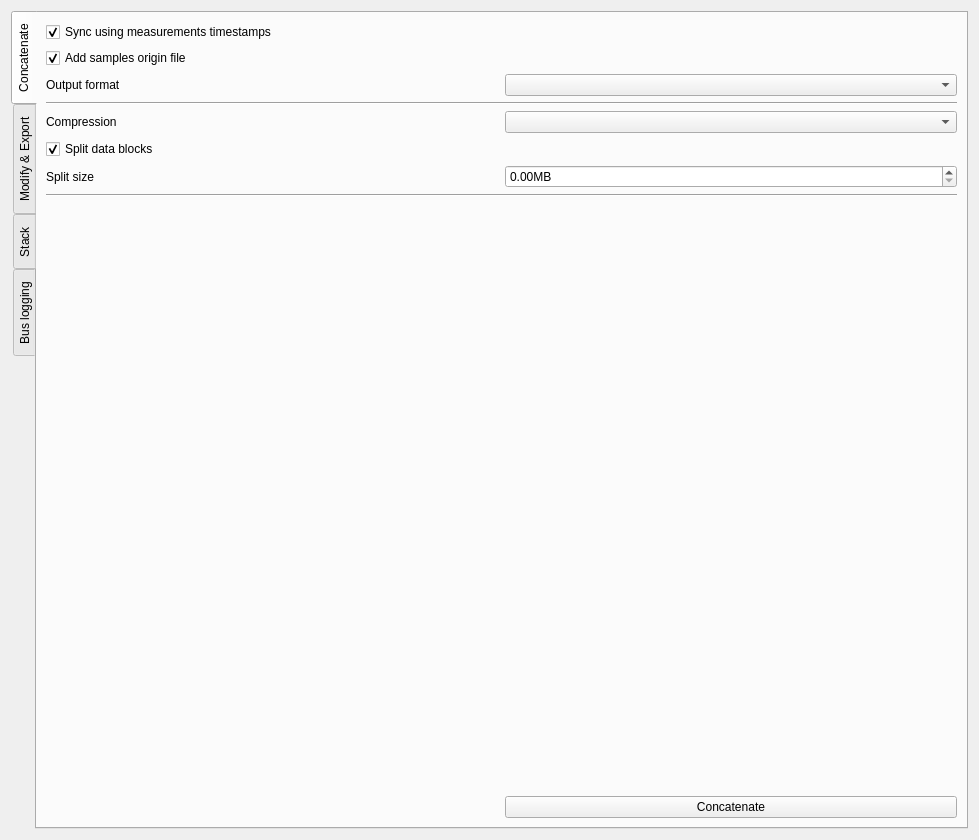
The window that asammdf/gui/ui/batch_widget.ui (danielhrisca/asammdf) describes before a commit, drawn with Qt 5.
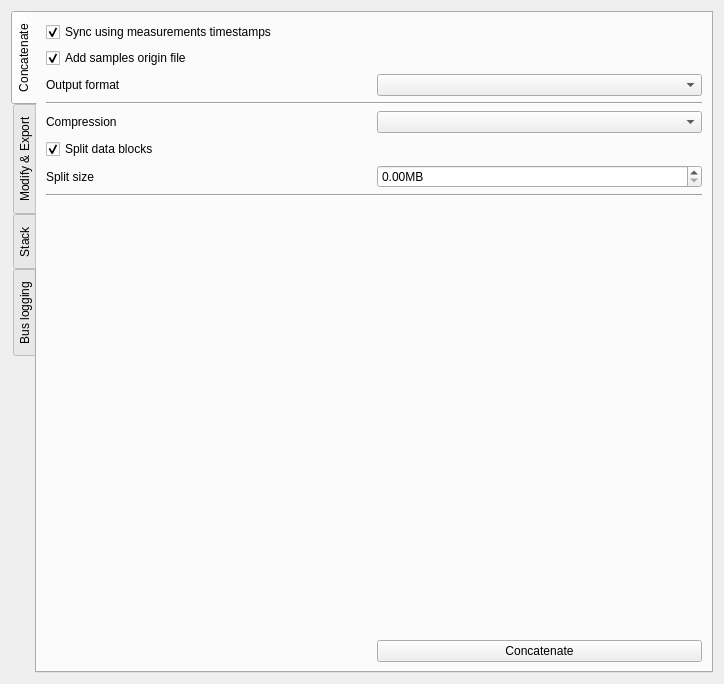
The same window after the commit. The open tabs and pages were chosen to show the change. Icons and pictures are not drawn. Custom widgets are drawn as their Qt base class.

Commit message: set 4.10 as default in the GUI

```diff
--- a/asammdf/gui/ui/batch_widget.ui
+++ b/asammdf/gui/ui/batch_widget.ui
@@ -6,8 +6,8 @@
    <rect>
     <x>0</x>
     <y>0</y>
-    <width>979</width>
-    <height>840</height>
+    <width>713</width>
+    <height>671</height>
    </rect>
   </property>
   <property name="windowTitle">
```
Left out of the diff: 2 changed lines with no effect on the pictures. The commit also changes 3 other files.
